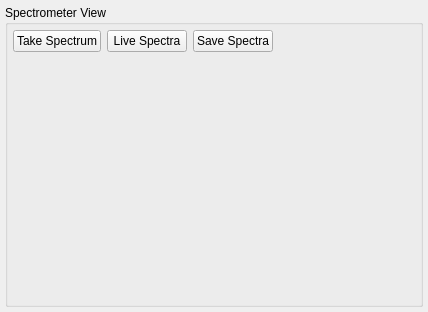
Qt form nplab/instrument/spectrometer/spectrometer_view.ui (nanophotonics/nplab) before a commit.
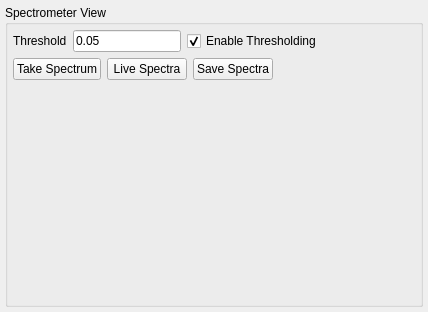
The same form after that commit.

Commit message:
Seabreeze and Spectrometers updated
Errors are fixed and thresholding is added.

Patch:
```diff
--- a/nplab/instrument/spectrometer/spectrometer_view.ui
+++ b/nplab/instrument/spectrometer/spectrometer_view.ui
@@ -32,10 +32,54 @@
       <property name="margin">
        <number>5</number>
       </property>
+      <item>
+       <layout class="QHBoxLayout" name="threshold_layout">
+        <property name="topMargin">
+         <number>0</number>
+        </property>
+        <item>
+         <widget class="QLabel" name="threshold_label">
+          <property name="text">
+           <string>Threshold</string>
+          </property>
+         </widget>
+        </item>
+        <item>
+         <widget class="QLineEdit" name="threshold">
+          <property name="text">
+           <string>0.05</string>
+          </property>
+         </widget>
+        </item>
+        <item>
+         <widget class="QCheckBox" name="enable_threshold">
+          <property name="text">
+           <string>Enable Thresholding</string>
+          </property>
+          <property name="checked">
+           <bool>true</bool>
+          </property>
+         </widget>
+        </item>
+        <item>
+         <spacer name="horizontalSpacer">
+          <property name="orientation">
+           <enum>Qt::Horizontal</enum>
+          </property>
+          <property name="sizeHint" stdset="0">
+           <size>
+            <width>40</width>
+            <height>20</height>
+           </size>
+          </property>
+         </spacer>
+        </item>
+       </layout>
+      </item>
       <item>
        <layout class="QHBoxLayout" name="button_layout">
         <property name="spacing">
-         <number>-1</number>
+         <number>6</number>
         </property>
         <property name="leftMargin">
          <number>0</number>
```
The commit also changes 2 other files.
